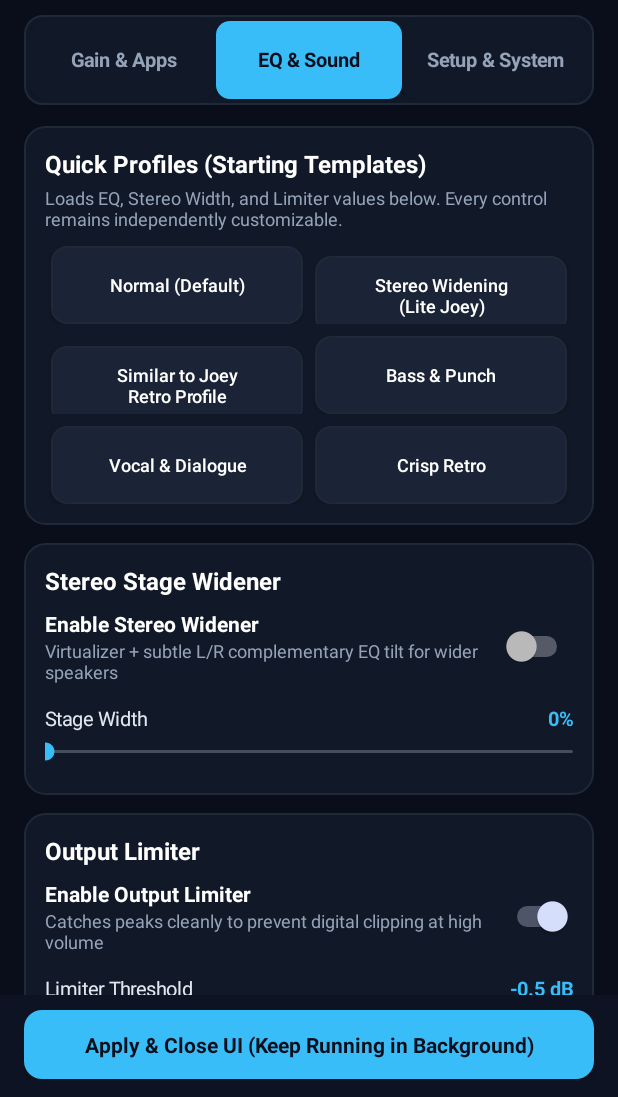
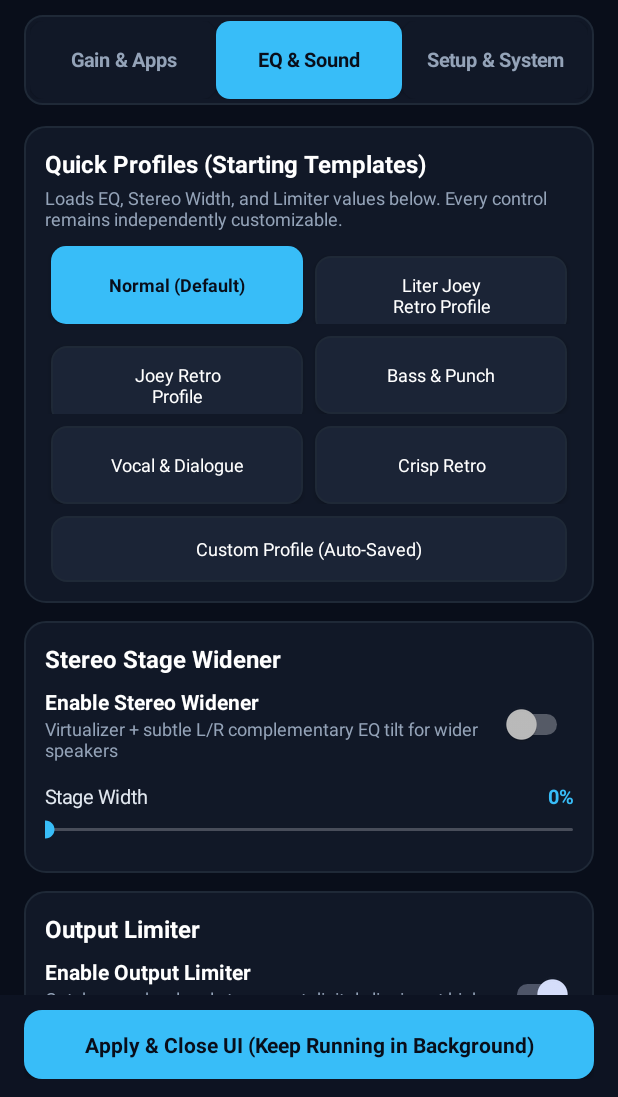
Before and after one commit to Ahmedkmo1136/Thor-Volume-Unlock, an Android app: the screen it shows after launch (MainActivity), after a tap on "Normal (Default)", on a phone screen of 412 x 824 dp, the part 139-1236 px from its top. Run offline under Robolectric (Android 15) with nearby library versions, the phone set to English and light mode, and no system bars; 2 other taps on this screen came first.

Commit message:
Add files via upload

```diff
--- a/app/src/main/java/com/thor/audiounlocker/MainActivity.java
+++ b/app/src/main/java/com/thor/audiounlocker/MainActivity.java
@@ -28,7 +28,9 @@ import android.widget.TextView;
 
 import java.util.ArrayList;
 import java.util.Collections;
+import java.util.LinkedHashMap;
 import java.util.List;
+import java.util.Map;
 import java.util.Locale;
 
 public final class MainActivity extends Activity {
@@ -67,6 +69,7 @@ public final class MainActivity extends Activity {
     private LinearLayout perAppListContainer;
 
     // Tab 1: EQ & Sound
+    private final Map<String, Button> profileButtons = new LinkedHashMap<>();
     private Switch stereoWideSwitch;
     private TextView widthValueView;
     private SeekBar widthSlider;
@@ -470,25 +473,51 @@ public final class MainActivity extends Activity {
         presetSub.setPadding(0, dp(3), 0, dp(10));
         presetCard.addView(presetSub);
 
+        profileButtons.clear();
+
         LinearLayout row1 = new LinearLayout(this);
         row1.setOrientation(LinearLayout.HORIZONTAL);
         row1.setPadding(0, 0, 0, dp(8));
         presetCard.addView(row1);
-        addPresetBtn(row1, "Normal (Default)", Prefs.PRESET_NORMAL_EQ, 0, false, 0, true, -0.5f, 60);
-        addPresetBtn(row1, "Stereo Widening\n(Lite Joey)", Prefs.PRESET_STEREO_LITE_EQ, 1, true, 55, true, -0.3f, 250);
+        addPresetBtn(row1, Prefs.PROF_NORMAL, "Normal (Default)", Prefs.PRESET_NORMAL_EQ, 0, false, 0, true, -0.5f, 60);
+        addPresetBtn(row1, Prefs.PROF_LITER_JOEY, "Liter Joey\nRetro Profile", Prefs.PRESET_STEREO_LITE_EQ, 1, true, 55, true, -0.3f, 250);
 
         LinearLayout row2 = new LinearLayout(this);
         row2.setOrientation(LinearLayout.HORIZONTAL);
         row2.setPadding(0, 0, 0, dp(8));
         presetCard.addView(row2);
-        addPresetBtn(row2, "Similar to Joey\nRetro Profile", Prefs.PRESET_SIMILAR_JOEY_EQ, 2, true, 40, true, -0.1f, 500);
-        addPresetBtn(row2, "Bass & Punch", Prefs.PRESET_BASS_PUNCH_EQ, 0, true, 35, true, -0.5f, 80);
+        addPresetBtn(row2, Prefs.PROF_JOEY, "Joey Retro\nProfile", Prefs.PRESET_SIMILAR_JOEY_EQ, 2, true, 40, true, -0.1f, 500);
+        addPresetBtn(row2, Prefs.PROF_BASS, "Bass & Punch", Prefs.PRESET_BASS_PUNCH_EQ, 0, true, 35, true, -0.5f, 80);
 
         LinearLayout row3 = new LinearLayout(this);
         row3.setOrientation(LinearLayout.HORIZONTAL);
+        row3.setPadding(0, 0, 0, dp(8));
         presetCard.addView(row3);
-        addPresetBtn(row3, "Vocal & Dialogue", Prefs.PRESET_VOCAL_EQ, 0, true, 30, true, -0.5f, 60);
-        addPresetBtn(row3, "Crisp Retro", Prefs.PRESET_CRISP_RETRO_EQ, 0, true, 45, true, -0.5f, 60);
+        addPresetBtn(row3, Prefs.PROF_VOCAL, "Vocal & Dialogue", Prefs.PRESET_VOCAL_EQ, 0, true, 30, true, -0.5f, 60);
+        addPresetBtn(row3, Prefs.PROF_CRISP, "Crisp Retro", Prefs.PRESET_CRISP_RETRO_EQ, 0, true, 45, true, -0.5f, 60);
+
+        // Custom Profile button (auto-selected when you modify any setting without reverting other values)
+        Button customBtn = new Button(this);
+        customBtn.setText("Custom Profile (Auto-Saved)");
+        customBtn.setAllCaps(false);
+        customBtn.setTextSize(TypedValue.COMPLEX_UNIT_SP, 12);
+        customBtn.setTypeface(null, Typeface.BOLD);
+        LinearLayout.LayoutParams cLp = new LinearLayout.LayoutParams(
+            LinearLayout.LayoutParams.MATCH_PARENT, dp(44)
+        );
+        cLp.setMargins(dp(4), 0, dp(4), 0);
+        customBtn.setLayoutParams(cLp);
+        customBtn.setOnClickListener(v -> {
+            if (!Prefs.PROF_CUSTOM.equals(prefs.getActiveProfile())) {
+                prefs.restoreCustomIfSaved();
+                refreshDspControlsFromPrefs();
+                updateProfileHighlights();
+                pushServiceUpdateImmediate();
+            }
+        });
+        presetCard.addView(customBtn);
+        profileButtons.put(Prefs.PROF_CUSTOM, customBtn);
+        updateProfileHighlights();
 
         // Stereo Stage Card
         LinearLayout stereoCard = makeCard(dp(12));
@@ -510,6 +539,7 @@ public final class MainActivity extends Activity {
             checked -> {
                 if (syncingUi) return;
                 prefs.setStereoWideEnabled(checked);
+                markCustomProfile();
                 pushServiceUpdateImmediate();
             }
         );
@@ -522,6 +552,7 @@ public final class MainActivity extends Activity {
                 widthValueView.setText(progress + "%");
                 if (fromUser && !syncingUi) {
                     prefs.setStageWidthPercent(progress);
+                    markCustomProfile();
                     pushServiceUpdate();
                 }
             }
@@ -550,6 +581,7 @@ public final class MainActivity extends Activity {
             checked -> {
                 if (syncingUi) return;
                 prefs.setLimiterEnabled(checked);
+                markCustomProfile();
                 pushServiceUpdateImmediate();
             }
         );
@@ -565,6 +597,7 @@ public final class MainActivity extends Activity {
                 limThreshValueView.setText(String.format(Locale.US, "%.1f dB", db));
                 if (fromUser && !syncingUi) {
                     prefs.setLimiterThresholdDb(db);
+                    markCustomProfile();
                     pushServiceUpdate();
                 }
             }
@@ -584,6 +617,7 @@ public final class MainActivity extends Activity {
                 limReleaseValueView.setText(ms + " ms");
                 if (fromUser && !syncingUi) {
                     prefs.setLimiterReleaseMs(ms);
+                    markCustomProfile();
                     pushServiceUpdate();
                 }
             }
@@ -612,6 +646,7 @@ public final class MainActivity extends Activity {
             checked -> {
                 if (syncingUi) return;
                 prefs.setEqEnabled(checked);
+                markCustomProfile();
                 pushServiceUpdateImmediate();
             }
         );
@@ -624,6 +659,7 @@ public final class MainActivity extends Activity {
                 makeupValueView.setText("+" + progress + " dB");
                 if (fromUser && !syncingUi) {
                     prefs.setEqMakeupDb(progress);
+                    markCustomProfile();
                     pushServiceUpdate();
                 }
             }
@@ -673,6 +709,7 @@ public final class MainActivity extends Activity {
                     bandVal.setText(formatSignedHalfDb(db));
                     if (fromUser && !syncingUi) {
                         prefs.setEqBandDb(bandIndex, db);
+                        markCustomProfile();
                         pushServiceUpdate();
                     }
                 }
@@ -896,16 +933,23 @@ public final class MainActivity extends Activity {
         }
     }
 
-    private void loadPresetAndRefresh(
-        float[] eqBands,
-        int makeupDb,
-        boolean stereoOn,
-        int stageWidthPct,
-        boolean limiterOn,
-        float limiterThresholdDb,
-        int limiterReleaseMs
-    ) {
-        prefs.applyPresetTemplate(eqBands, makeupDb, stereoOn, stageWidthPct, limiterOn, limiterThresholdDb, limiterReleaseMs);
+    private void markCustomProfile() {
+        prefs.saveCurrentAsCustom();
+        updateProfileHighlights();
+    }
+
+    private void updateProfileHighlights() {
+        String active = prefs.getActiveProfile();
+        for (Map.Entry<String, Button> entry : profileButtons.entrySet()) {
+            boolean isSel = entry.getKey().equals(active);
+            Button btn = entry.getValue();
+            btn.setBackground(makeRoundedBg(isSel ? ACCENT : INNER_BG, 10, isSel ? null : CARD_STROKE));
+            btn.setTextColor(Color.parseColor(isSel ? BG_DARK : "#FFFFFF"));
+            btn.setTypeface(null, isSel ? Typeface.BOLD : Typeface.NORMAL);
+        }
+    }
+
+    private void refreshDspControlsFromPrefs() {
         syncingUi = true;
         try {
             if (eqSwitch != null) eqSwitch.setChecked(prefs.isEqEnabled());
@@ -927,11 +971,27 @@ public final class MainActivity extends Activity {
         } finally {
             syncingUi = false;
         }
+    }
+
+    private void loadPresetAndRefresh(
+        String profileId,
+        float[] eqBands,
+        int makeupDb,
+        boolean stereoOn,
+        int stageWidthPct,
+        boolean limiterOn,
+        float limiterThresholdDb,
+        int limiterReleaseMs
+    ) {
+        prefs.applyPresetTemplate(profileId, eqBands, makeupDb, stereoOn, stageWidthPct, limiterOn, limiterThresholdDb, limiterReleaseMs);
+        refreshDspControlsFromPrefs();
+        updateProfileHighlights();
         pushServiceUpdateImmediate();
     }
 
     private void addPresetBtn(
         LinearLayout row,
+        String profileId,
         String label,
         float[] bands,
         int makeupDb,
@@ -944,14 +1004,13 @@ public final class MainActivity extends Activity {
         Button b = new Button(this);
         b.setText(label);
         b.setAllCaps(false);
-        b.setTextColor(Color.WHITE);
         b.setTextSize(TypedValue.COMPLEX_UNIT_SP, 12);
-        b.setBackground(makeRoundedBg(INNER_BG, 10, CARD_STROKE));
         LinearLayout.LayoutParams lp = new LinearLayout.LayoutParams(0, dp(52), 1f);
         lp.setMargins(dp(4), 0, dp(4), 0);
         b.setLayoutParams(lp);
-        b.setOnClickListener(v -> loadPresetAndRefresh(bands, makeupDb, stereoOn, widthPct, limOn, limThresh, limRelMs));
+        b.setOnClickListener(v -> loadPresetAndRefresh(profileId, bands, makeupDb, stereoOn, widthPct, limOn, limThresh, limRelMs));
         row.addView(b);
+        profileButtons.put(profileId, b);
     }
 
     private void rebuildPerAppList() {
```
Also changed, not shown: app/build.gradle (+14 -2 lines), app/src/main/java/com/thor/audiounlocker/Prefs.java (+55 -0 lines), 2 other files.
